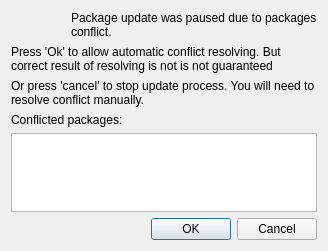
This is src-qt4/pc-updatecenter/dialogs/dialogconflict.ui in trueos/pcbsd as Qt 5 draws it before an edit. The edited form follows.
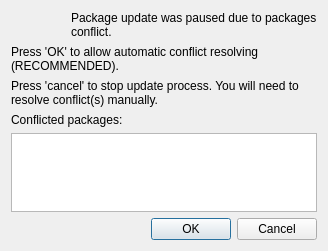
This is the edited form. Icons and pictures are not drawn.

Commit message: Move a couple icons into the images/ directory and fix their use in the UI's. Also fix a couple text issues.

Diff of the .ui file:
```diff
--- a/src-qt4/pc-updatecenter/dialogs/dialogconflict.ui
+++ b/src-qt4/pc-updatecenter/dialogs/dialogconflict.ui
@@ -44,7 +44,7 @@
    <item>
     <widget class="QLabel" name="label_2">
      <property name="text">
-      <string>Press 'Ok' to allow automatic conflict resolving. But correct result of resolving is not is not guaranteed</string>
+      <string>Press 'OK' to allow automatic conflict resolving (RECOMMENDED).</string>
      </property>
      <property name="wordWrap">
       <bool>true</bool>
@@ -54,7 +54,7 @@
    <item>
     <widget class="QLabel" name="label_3">
      <property name="text">
-      <string>Or press 'cancel' to stop update process. You will need to resolve conflict manually.</string>
+      <string>Press 'cancel' to stop update process. You will need to resolve conflict(s) manually.</string>
      </property>
      <property name="wordWrap">
       <bool>true</bool>
```
Left out of the diff: 3 changed lines with no effect on the pictures. The commit also changes 5 other files.
